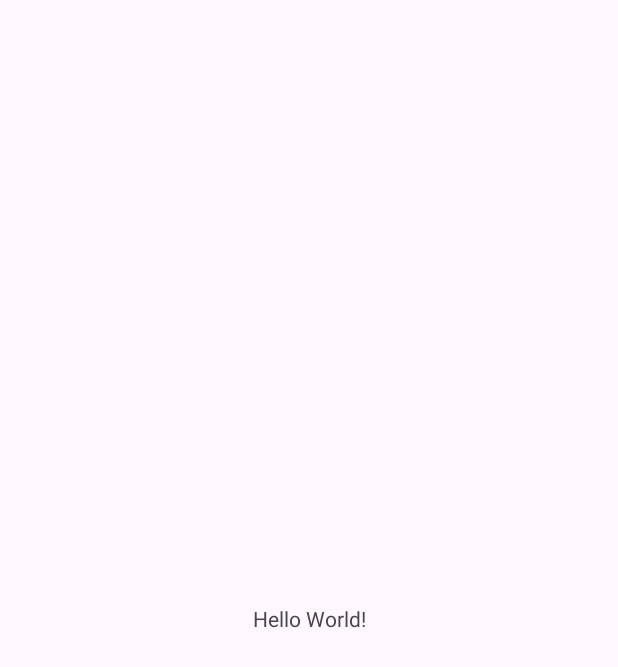
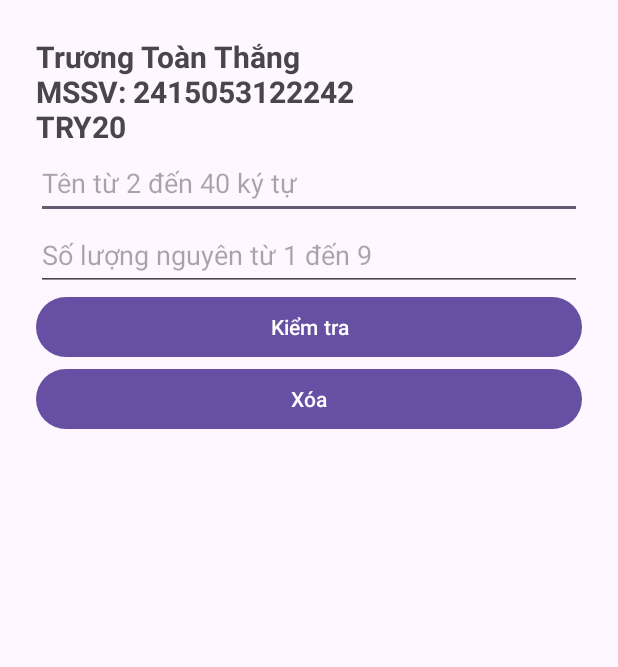
Before and after one commit to kiragaming151226/test, an Android app: the screen it shows after launch (MainActivity), on a phone screen of 412 x 824 dp. Before the commit the part shown is almost empty. Shown: the top 667 px of the screen. Run offline under Robolectric (Android 15) with nearby library versions, the phone set to English and light mode, and no system bars.

Commit message:
Moc 1: Hoan thanh XML form TRY20

```diff
--- a/app/src/main/res/layout/activity_main.xml
+++ b/app/src/main/res/layout/activity_main.xml
@@ -1,19 +1,45 @@
 <?xml version="1.0" encoding="utf-8"?>
-<androidx.constraintlayout.widget.ConstraintLayout xmlns:android="http://schemas.android.com/apk/res/android"
-    xmlns:app="http://schemas.android.com/apk/res-auto"
-    xmlns:tools="http://schemas.android.com/tools"
+<ScrollView xmlns:android="http://schemas.android.com/apk/res/android"
     android:id="@+id/main"
     android:layout_width="match_parent"
     android:layout_height="match_parent"
-    tools:context=".MainActivity">
-
-    <TextView
-        android:layout_width="wrap_content"
+    android:fillViewport="true">
+    <LinearLayout
+        android:layout_width="match_parent"
         android:layout_height="wrap_content"
-        android:text="Hello World!"
-        app:layout_constraintBottom_toBottomOf="parent"
-        app:layout_constraintEnd_toEndOf="parent"
-        app:layout_constraintStart_toStartOf="parent"
-        app:layout_constraintTop_toTopOf="parent" />
-
-</androidx.constraintlayout.widget.ConstraintLayout>
+        android:orientation="vertical" android:padding="24dp">
+        <TextView
+            android:id="@+id/txtSinhVien"
+            android:layout_width="match_parent" android:layout_height="wrap_content"
+            android:text="Trương Toàn Thắng\nMSSV: 2415053122242\nTRY20"
+            android:textSize="20sp" android:textStyle="bold" />
+        <EditText
+            android:id="@+id/edtTen"
+            android:layout_width="match_parent" android:layout_height="wrap_content"
+            android:hint="Tên từ 2 đến 40 ký tự" android:inputType="textPersonName" android:minHeight="48dp" />
+        <EditText
+            android:id="@+id/edtSoLuong"
+            android:layout_width="match_parent" android:layout_height="wrap_content"
+            android:hint="Số lượng nguyên từ 1 đến 9"
+            android:inputType="text" android:minHeight="48dp" />
+        <Button
+            android:id="@+id/btnKiemTra"
+            android:layout_width="match_parent" android:layout_height="wrap_content"
+            android:text="Kiểm tra" />
+        <Button
+            android:id="@+id/btnXoa"
+            android:layout_width="match_parent" android:layout_height="wrap_content"
+            android:text="Xóa" />
+        <TextView
+            android:id="@+id/txtKetQua"
+            android:layout_width="match_parent" android:layout_height="wrap_content"
+            android:textSize="20sp" android:layout_marginTop="20dp" android:accessibilityLiveRegion="polite" />
+        <TextView
+            android:id="@+id/txtMaLuot"
+            android:layout_width="match_parent"
+            android:layout_height="wrap_content"
+            android:layout_marginTop="12dp"
+            android:textSize="20sp"
+            android:accessibilityLiveRegion="polite" />
+    </LinearLayout>
+</ScrollView>
```
